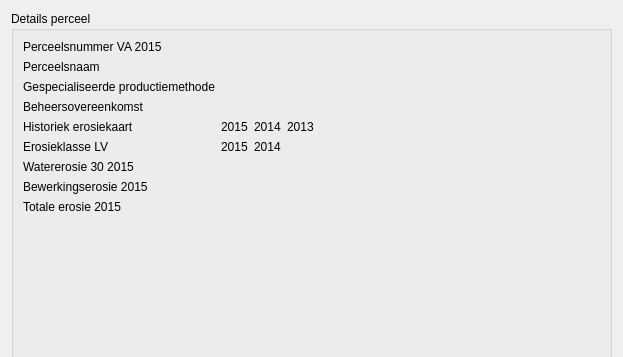
This is parceleditwindow/ui_detailsparcel.ui in DOV-Vlaanderen/erosiebezwaren as Qt 5 draws it before an edit; both pictures show x 0 to 623 and y 0 to 357 of the 623 by 541 pixel window. The edited form follows.
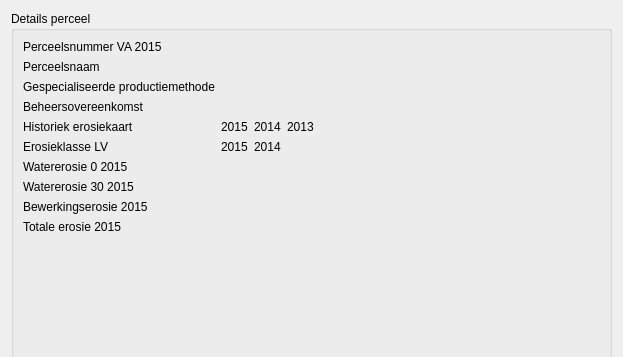
This is the edited form. Custom widgets are drawn as their Qt base class.

Commit message: Veld watererosie 0 toegevoegd aan edit venster.

```diff
--- a/parceleditwindow/ui_detailsparcel.ui
+++ b/parceleditwindow/ui_detailsparcel.ui
@@ -169,48 +169,62 @@
         </item>
        </layout>
       </item>
-      <item row="6" column="0">
+      <item row="7" column="0">
        <widget class="QLabel" name="lb_watererosie_30">
         <property name="text">
          <string>Watererosie 30 2015</string>
         </property>
        </widget>
       </item>
-      <item row="6" column="1">
+      <item row="7" column="1">
        <widget class="ValueLabel" name="efw_watererosie_30_2015">
         <property name="text">
          <string/>
         </property>
        </widget>
       </item>
-      <item row="7" column="0">
+      <item row="8" column="0">
        <widget class="QLabel" name="lb_bewerkingserosie">
         <property name="text">
          <string>Bewerkingserosie 2015</string>
         </property>
        </widget>
       </item>
-      <item row="7" column="1">
+      <item row="8" column="1">
        <widget class="ValueLabel" name="efw_bewerkingserosie_2015">
         <property name="text">
          <string/>
         </property>
        </widget>
       </item>
-      <item row="8" column="0">
+      <item row="9" column="0">
        <widget class="QLabel" name="lb_totale_erosie">
         <property name="text">
          <string>Totale erosie 2015</string>
         </property>
        </widget>
       </item>
-      <item row="8" column="1">
+      <item row="9" column="1">
        <widget class="ValueLabel" name="efw_totale_erosie_2015">
         <property name="text">
          <string/>
         </property>
        </widget>
       </item>
+      <item row="6" column="0">
+       <widget class="QLabel" name="lb_watererosie_0">
+        <property name="text">
+         <string>Watererosie 0 2015</string>
+        </property>
+       </widget>
+      </item>
+      <item row="6" column="1">
+       <widget class="ValueLabel" name="efw_watererosie_0_2015">
+        <property name="text">
+         <string/>
+        </property>
+       </widget>
+      </item>
      </layout>
     </widget>
    </item>
```
